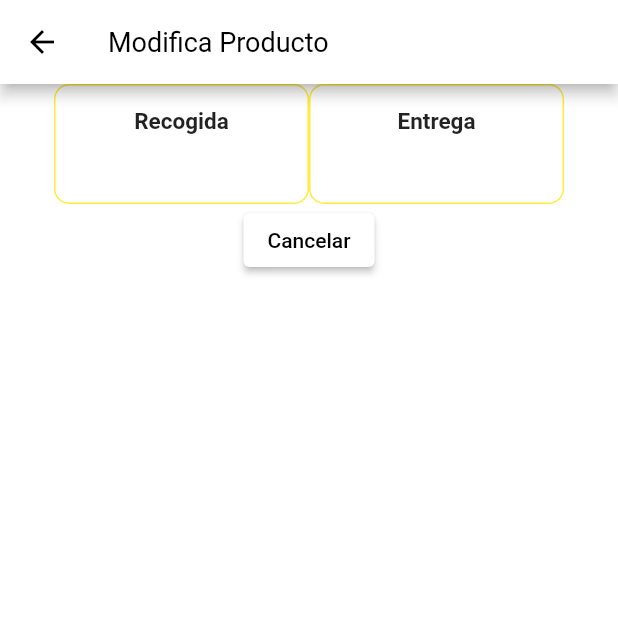
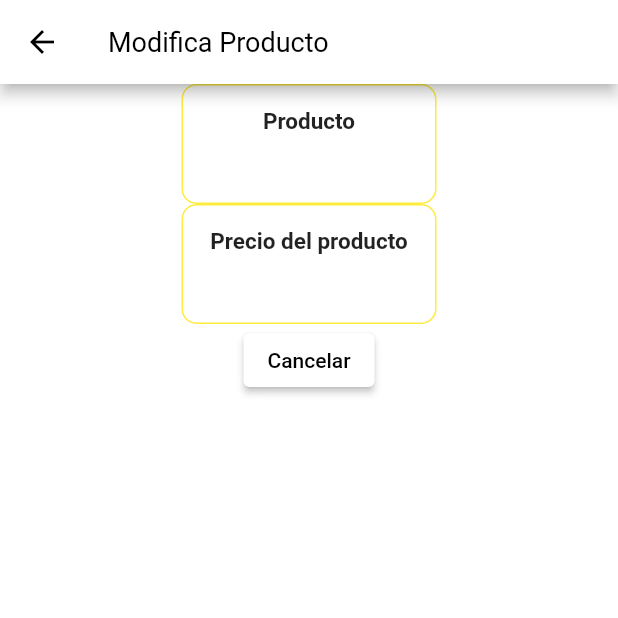
Before and after one commit to asbloom-py/flutter-study, a Flutter app: the Producto screen opened directly with empty values, on a phone screen of 412 x 824 dp, the top half of it. Run offline on Flutter 3.47's test engine with Material 2 defaults, Android fonts, the phone set to English and light mode, and no system bars; statements that could not run were skipped.

Commit message:
#8_takuro_producto

```diff
--- a/lib/producto.dart
+++ b/lib/producto.dart
@@ -16,7 +16,7 @@ class Producto extends StatelessWidget {
         color: Colors.transparent,
         child: Column(
           children: [
-            Row(mainAxisAlignment: MainAxisAlignment.center, children: [
+            Column(mainAxisAlignment: MainAxisAlignment.center, children: [
               Container(
                   padding: EdgeInsets.only(top: 15),
                   height: 80,
@@ -28,7 +28,7 @@ class Producto extends StatelessWidget {
                   ),
                   child: Column(
                     children: [
-                      Text('Recogida',
+                      Text('Producto',
                           style: TextStyle(
                               fontSize: 15, fontWeight: FontWeight.bold)),
                       Text(name),
@@ -45,7 +45,7 @@ class Producto extends StatelessWidget {
                   ),
                   child: Column(
                     children: [
-                      Text('Entrega',
+                      Text('Precio del producto',
                           style: TextStyle(
                               fontSize: 15, fontWeight: FontWeight.bold)),
                       Text(name),
```
